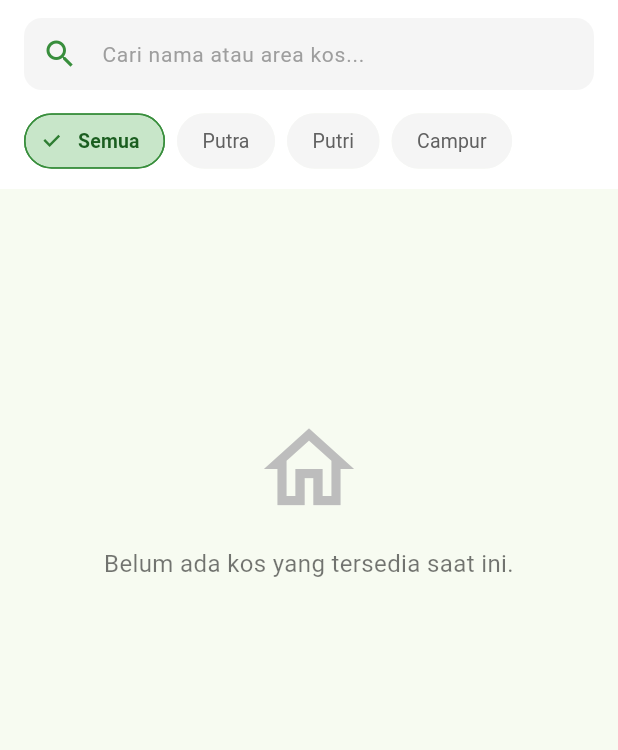
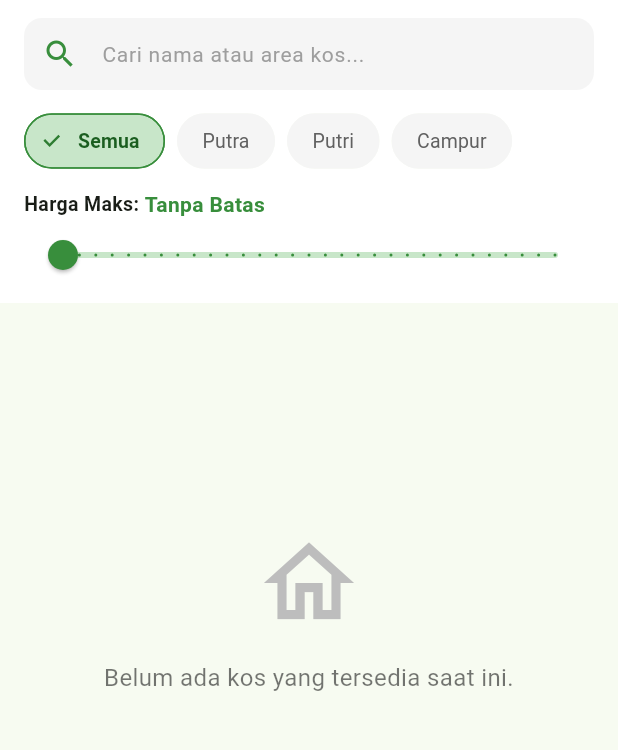
Before and after one commit to budhaaditya12323-boop/kosfinder, a Flutter app: the screen it shows after launch, on a phone screen of 412 x 824 dp, the part 84-834 px from its top. Run offline on Flutter 3.47's test engine with Material 3 defaults, Android fonts, the phone set to English and light mode, and no system bars; our stand-ins replace supabase_flutter; accounts and stored records are empty.

Commit message:
T13: adding owner dashboard screen and fix max price filter

```diff
--- a/lib/main.dart
+++ b/lib/main.dart
@@ -7,6 +7,7 @@ import 'providers/auth_provider.dart';
 import 'core/config/app_config.dart';
 import 'providers/kos_provider.dart';
 import 'screens/catalog_screen.dart';
+import 'screens/owner_dashboard_screen.dart';
 
 Future<void> main() async {
   WidgetsFlutterBinding.ensureInitialized();
@@ -55,6 +56,9 @@ class MyApp extends StatelessWidget {
           useMaterial3: true,
         ),
         home: const CatalogScreen(),
+        routes: {
+          '/owner-dashboard': (_) => const OwnerDashboardScreen(),
+        },
       ),
     );
   }
--- a/lib/screens/catalog_screen.dart
+++ b/lib/screens/catalog_screen.dart
@@ -77,6 +77,7 @@ class _CatalogScreenState extends State<CatalogScreen> {
                 onSearchChanged: (query) => provider.setSearchQuery(query),
                 onGenderSelected: (gender) => provider.setSelectedGender(gender),
                 onClearSearch: () => provider.setSearchQuery(''),
+                onPriceChanged: (val) => provider.setMaxPrice(val),
               ),
 
               // Content Area
--- a/lib/widgets/filter_bar.dart
+++ b/lib/widgets/filter_bar.dart
@@ -1,27 +1,67 @@
 import 'package:flutter/material.dart';
 
-class FilterBar extends StatelessWidget {
+class FilterBar extends StatefulWidget {
   final String searchQuery;
   final String selectedGender;
+  final int? maxPrice;
   final ValueChanged<String> onSearchChanged;
   final ValueChanged<String> onGenderSelected;
+  final ValueChanged<int?> onPriceChanged;
   final VoidCallback onClearSearch;
 
   const FilterBar({
     super.key,
     required this.searchQuery,
     required this.selectedGender,
+    this.maxPrice,
     required this.onSearchChanged,
     required this.onGenderSelected,
+    required this.onPriceChanged,
     required this.onClearSearch,
   });
 
+  @override
+  State<FilterBar> createState() => _FilterBarState();
+}
+
+class _FilterBarState extends State<FilterBar> {
   static const List<String> genderOptions = [
     'Semua',
     'Putra',
     'Putri',
     'Campur',
   ];
+
+  // State lokal untuk menggerakkan slider dengan mulus
+  late double _currentSliderValue;
+  late TextEditingController _searchController;
+
+  @override
+  void initState() {
+    super.initState();
+    // Jika maxPrice null (tanpa batas), set slider ke 0
+    _currentSliderValue = widget.maxPrice?.toDouble() ?? 0.0;
+    _searchController = TextEditingController(text: widget.searchQuery);
+  }
+
+  @override
+  void didUpdateWidget(covariant FilterBar oldWidget) {
+    super.didUpdateWidget(oldWidget);
+    // Sinkronisasi jika nilai dari luar (Provider) berubah
+    if (widget.maxPrice != oldWidget.maxPrice) {
+      _currentSliderValue = widget.maxPrice?.toDouble() ?? 0.0;
+    }
+    if (widget.searchQuery != oldWidget.searchQuery &&
+        _searchController.text != widget.searchQuery) {
+      _searchController.text = widget.searchQuery;
+    }
+  }
+
+  @override
+  void dispose() {
+    _searchController.dispose();
+    super.dispose();
+  }
 
   @override
   Widget build(BuildContext context) {
@@ -31,23 +71,23 @@ class FilterBar extends StatelessWidget {
       child: Column(
         crossAxisAlignment: CrossAxisAlignment.start,
         children: [
-          // Search Input
+          // ─── SEARCH INPUT ───
           TextField(
             key: const Key('search_bar_field'),
-            controller: TextEditingController(text: searchQuery)
-              ..selection = TextSelection.fromPosition(
-                TextPosition(offset: searchQuery.length),
-              ),
-            onChanged: onSearchChanged,
+            controller: _searchController,
+            onChanged: widget.onSearchChanged,
             decoration: InputDecoration(
               hintText: 'Cari nama atau area kos...',
               hintStyle: TextStyle(color: Colors.grey.shade500, fontSize: 14),
               prefixIcon: Icon(Icons.search, color: Colors.green.shade700),
-              suffixIcon: searchQuery.isNotEmpty
+              suffixIcon: widget.searchQuery.isNotEmpty
                   ? IconButton(
                       key: const Key('clear_search_button'),
                       icon: const Icon(Icons.clear, size: 20),
-                      onPressed: onClearSearch,
+                      onPressed: () {
+                        _searchController.clear();
+                        widget.onClearSearch();
+                      },
                     )
                   : null,
               contentPadding: const EdgeInsets.symmetric(
@@ -72,20 +112,20 @@ class FilterBar extends StatelessWidget {
           ),
           const SizedBox(height: 10),
 
-          // Gender Filter Chips
+          // ─── GENDER FILTER CHIPS ───
           SingleChildScrollView(
             scrollDirection: Axis.horizontal,
             child: Row(
               children: genderOptions.map((gender) {
                 final isSelected =
-                    selectedGender.toLowerCase() == gender.toLowerCase();
+                    widget.selectedGender.toLowerCase() == gender.toLowerCase();
                 return Padding(
                   padding: const EdgeInsets.only(right: 8.0),
                   child: FilterChip(
                     key: Key('filter_chip_${gender.toLowerCase()}'),
                     label: Text(gender),
                     selected: isSelected,
-                    onSelected: (_) => onGenderSelected(gender),
+                    onSelected: (_) => widget.onGenderSelected(gender),
                     selectedColor: Colors.green.shade100,
                     checkmarkColor: Colors.green.shade800,
                     labelStyle: TextStyle(
@@ -110,6 +150,49 @@ class FilterBar extends StatelessWidget {
               }).toList(),
             ),
           ),
+
+          const SizedBox(height: 8),
+
+          // ─── FILTER HARGA MAKSIMAL (SLIDER) ───
+          Row(
+            children: [
+              const Text(
+                'Harga Maks: ',
+                style: TextStyle(fontWeight: FontWeight.bold, fontSize: 13),
+              ),
+              Text(
+                _currentSliderValue == 0
+                    ? 'Tanpa Batas'
+                    : 'Rp ${_currentSliderValue.toInt()}',
+                style: TextStyle(
+                  color: Colors.green.shade700,
+                  fontWeight: FontWeight.bold,
+                ),
+              ),
+            ],
+          ),
+          Slider(
+            value: _currentSliderValue,
+            min: 0,
+            max: 3000000,
+            divisions: 30, // Jarak per 100.000
+            activeColor: Colors.green.shade700,
+            inactiveColor: Colors.green.shade100,
+            label: _currentSliderValue == 0
+                ? 'Tanpa Batas'
+                : 'Rp ${_currentSliderValue.toInt()}',
+            onChanged: (value) {
+              setState(() {
+                _currentSliderValue = value;
+              });
+              // Kirim nilai ke Provider (jika 0, kirim null agar "Tanpa Batas")
+              if (value == 0) {
+                widget.onPriceChanged(null);
+              } else {
+                widget.onPriceChanged(value.toInt());
+              }
+            },
+          ),
         ],
       ),
     );
```
Also changed, not shown: lib/screens/owner_dashboard_screen.dart (added, +106 -0 lines), 1 other file.
